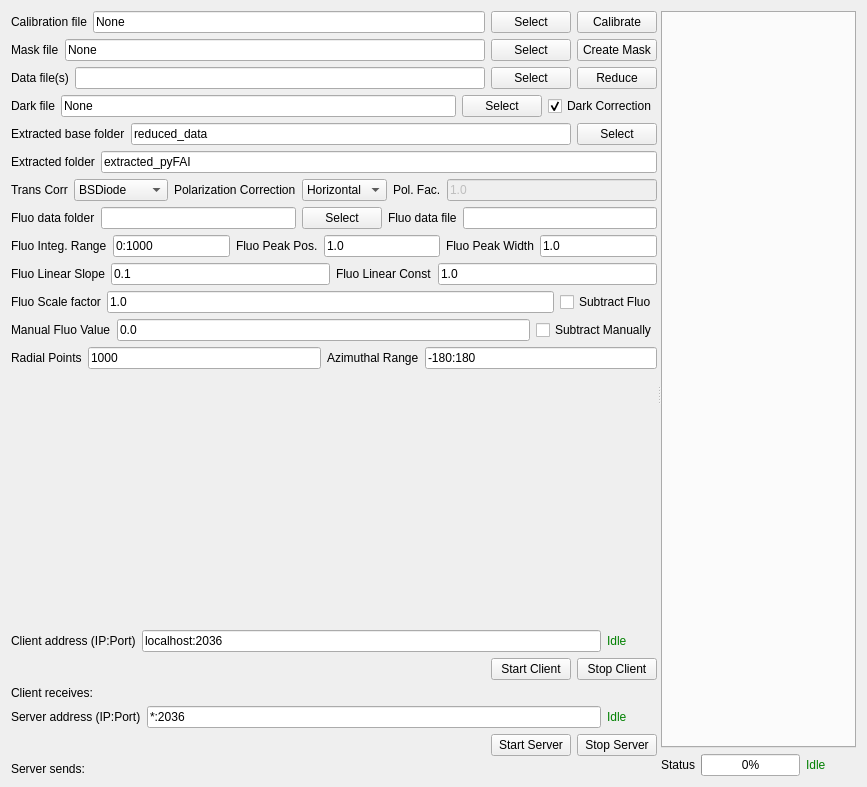
The window that UI_Forms/Data_Reduction_Client.ui (chemmatcars/XAnoS) describes before a commit, drawn with Qt 5.
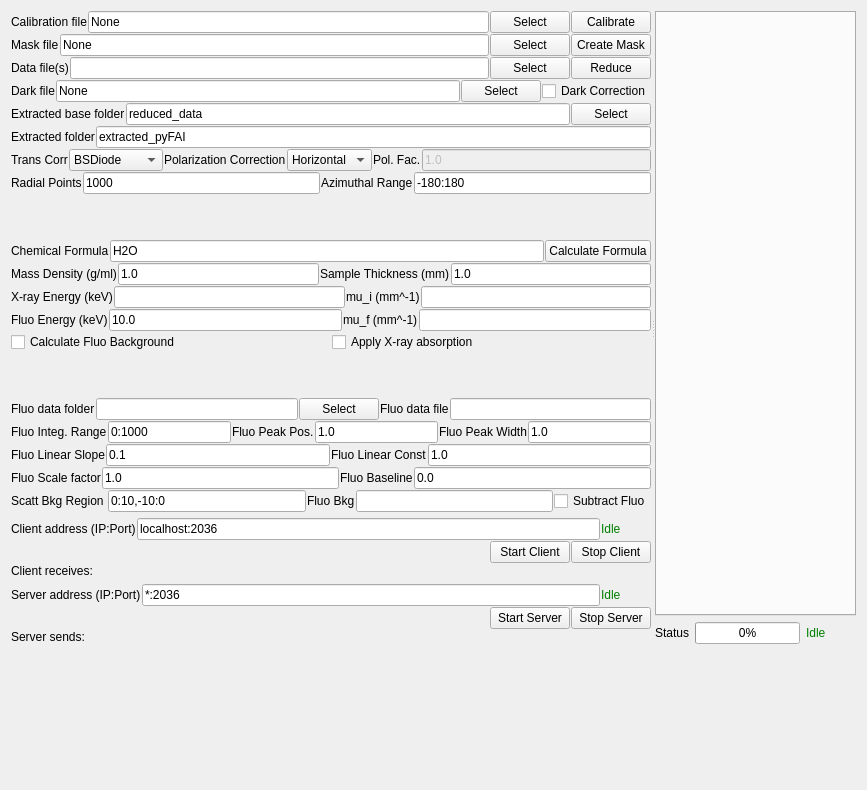
The same window after the commit.

Commit message: Added the absorption correction from sample

The edit to the form file:
```diff
--- a/UI_Forms/Data_Reduction_Client.ui
+++ b/UI_Forms/Data_Reduction_Client.ui
@@ -7,20 +7,25 @@
     <x>0</x>
     <y>0</y>
     <width>867</width>
-    <height>787</height>
+    <height>790</height>
    </rect>
   </property>
   <property name="windowTitle">
    <string>Form</string>
   </property>
-  <layout class="QVBoxLayout" name="verticalLayout_5">
+  <layout class="QVBoxLayout" name="verticalLayout_8">
    <item>
     <widget class="QSplitter" name="splitter">
      <property name="orientation">
       <enum>Qt::Horizontal</enum>
      </property>
-     <widget class="QWidget" name="">
-      <layout class="QVBoxLayout" name="verticalLayout_4">
+     <widget class="QWidget" name="layoutWidget">
+      <layout class="QVBoxLayout" name="verticalLayout_7">
+       <item>
+        <layout class="QVBoxLayout" name="verticalLayout_6">
+         <property name="spacing">
+          <number>1</number>
+         </property>
        <item>
         <layout class="QHBoxLayout" name="horizontalLayout_4">
          <item>
@@ -138,11 +143,14 @@
          </item>
          <item>
           <widget class="QCheckBox" name="darkCheckBox">
+             <property name="enabled">
+              <bool>true</bool>
+             </property>
            <property name="text">
             <string>Dark Correction</string>
            </property>
            <property name="checked">
-            <bool>true</bool>
+              <bool>false</bool>
            </property>
           </widget>
          </item>
@@ -285,6 +293,205 @@
         </layout>
        </item>
        <item>
+          <layout class="QHBoxLayout" name="horizontalLayout_8">
+           <item>
+            <widget class="QLabel" name="radialPointsLabel">
+             <property name="text">
+              <string>Radial Points</string>
+             </property>
+            </widget>
+           </item>
+           <item>
+            <widget class="QLineEdit" name="radialPointsLineEdit">
+             <property name="text">
+              <string>1000</string>
+             </property>
+            </widget>
+           </item>
+           <item>
+            <widget class="QLabel" name="azimuthalRangeLabel">
+             <property name="text">
+              <string>Azimuthal Range</string>
+             </property>
+            </widget>
+           </item>
+           <item>
+            <widget class="QLineEdit" name="azimuthalRangeLineEdit">
+             <property name="text">
+              <string>-180:180</string>
+             </property>
+            </widget>
+           </item>
+          </layout>
+         </item>
+        </layout>
+       </item>
+       <item>
+        <spacer name="verticalSpacer">
+         <property name="orientation">
+          <enum>Qt::Vertical</enum>
+         </property>
+         <property name="sizeHint" stdset="0">
+          <size>
+           <width>20</width>
+           <height>40</height>
+          </size>
+         </property>
+        </spacer>
+       </item>
+       <item>
+        <layout class="QVBoxLayout" name="verticalLayout_4">
+         <property name="spacing">
+          <number>1</number>
+         </property>
+         <item>
+          <layout class="QHBoxLayout" name="horizontalLayout_19">
+           <item>
+            <widget class="QLabel" name="chemFormulaLabel">
+             <property name="text">
+              <string>Chemical Formula</string>
+             </property>
+            </widget>
+           </item>
+           <item>
+            <widget class="QLineEdit" name="chemFormulaLineEdit">
+             <property name="text">
+              <string>H2O</string>
+             </property>
+            </widget>
+           </item>
+           <item>
+            <widget class="QPushButton" name="calcFormulaPushButton">
+             <property name="text">
+              <string>Calculate Formula</string>
+             </property>
+            </widget>
+           </item>
+          </layout>
+         </item>
+         <item>
+          <layout class="QHBoxLayout" name="horizontalLayout_16">
+           <item>
+            <widget class="QLabel" name="massDensityLabel">
+             <property name="text">
+              <string>Mass Density (g/ml)</string>
+             </property>
+            </widget>
+           </item>
+           <item>
+            <widget class="QLineEdit" name="massDensityLineEdit">
+             <property name="text">
+              <string>1.0</string>
+             </property>
+            </widget>
+           </item>
+           <item>
+            <widget class="QLabel" name="thicknessLabel">
+             <property name="text">
+              <string>Sample Thickness (mm)</string>
+             </property>
+            </widget>
+           </item>
+           <item>
+            <widget class="QLineEdit" name="thicknessLineEdit">
+             <property name="text">
+              <string>1.0</string>
+             </property>
+            </widget>
+           </item>
+          </layout>
+         </item>
+         <item>
+          <layout class="QHBoxLayout" name="horizontalLayout_21">
+           <item>
+            <widget class="QLabel" name="xrayEnergyLabel">
+             <property name="text">
+              <string>X-ray Energy (keV)</string>
+             </property>
+            </widget>
+           </item>
+           <item>
+            <widget class="QLineEdit" name="xrayEnergyLineEdit"/>
+           </item>
+           <item>
+            <widget class="QLabel" name="mu_i_Label">
+             <property name="text">
+              <string>mu_i (mm^-1)</string>
+             </property>
+            </widget>
+           </item>
+           <item>
+            <widget class="QLineEdit" name="mu_i_LineEdit"/>
+           </item>
+          </layout>
+         </item>
+         <item>
+          <layout class="QHBoxLayout" name="horizontalLayout_22">
+           <item>
+            <widget class="QLabel" name="fluoEnergyLabel">
+             <property name="text">
+              <string>Fluo Energy (keV)</string>
+             </property>
+            </widget>
+           </item>
+           <item>
+            <widget class="QLineEdit" name="fluoEnergyLineEdit">
+             <property name="text">
+              <string>10.0</string>
+             </property>
+            </widget>
+           </item>
+           <item>
+            <widget class="QLabel" name="mu_f_Label">
+             <property name="text">
+              <string>mu_f (mm^-1)</string>
+             </property>
+            </widget>
+           </item>
+           <item>
+            <widget class="QLineEdit" name="mu_f_LineEdit"/>
+           </item>
+          </layout>
+         </item>
+         <item>
+          <layout class="QHBoxLayout" name="horizontalLayout_23">
+           <item>
+            <widget class="QCheckBox" name="calcFluoBackCheckBox">
+             <property name="text">
+              <string>Calculate Fluo Background</string>
+             </property>
+            </widget>
+           </item>
+           <item>
+            <widget class="QCheckBox" name="applyXAbsCheckBox">
+             <property name="text">
+              <string>Apply X-ray absorption</string>
+             </property>
+            </widget>
+           </item>
+          </layout>
+         </item>
+        </layout>
+       </item>
+       <item>
+        <spacer name="verticalSpacer_3">
+         <property name="orientation">
+          <enum>Qt::Vertical</enum>
+         </property>
+         <property name="sizeHint" stdset="0">
+          <size>
+           <width>20</width>
+           <height>40</height>
+          </size>
+         </property>
+        </spacer>
+       </item>
+       <item>
+        <layout class="QVBoxLayout" name="verticalLayout_5">
+         <property name="spacing">
+          <number>1</number>
+         </property>
+         <item>
         <layout class="QHBoxLayout" name="horizontalLayout_14">
          <item>
           <widget class="QLabel" name="flDataFolderLabel">
@@ -394,7 +601,7 @@
         </layout>
        </item>
        <item>
-        <layout class="QHBoxLayout" name="horizontalLayout_17">
+          <layout class="QHBoxLayout" name="horizontalLayout_20">
          <item>
           <widget class="QLabel" name="flScaleFactorLabel">
            <property name="text">
@@ -410,6 +617,48 @@
           </widget>
          </item>
          <item>
+            <widget class="QLabel" name="flBaselineLabel">
+             <property name="text">
+              <string>Fluo Baseline</string>
+             </property>
+            </widget>
+           </item>
+           <item>
+            <widget class="QLineEdit" name="flBaselineLineEdit">
+             <property name="text">
+              <string>0.0</string>
+             </property>
+            </widget>
+           </item>
+          </layout>
+         </item>
+         <item>
+          <layout class="QHBoxLayout" name="horizontalLayout_17">
+           <item>
+            <widget class="QLabel" name="scattBkgRegionLabel">
+             <property name="text">
+              <string>Scatt Bkg Region </string>
+             </property>
+            </widget>
+           </item>
+           <item>
+            <widget class="QLineEdit" name="scattBkgRegionLineEdit">
+             <property name="text">
+              <string>0:10,-10:0</string>
+             </property>
+            </widget>
+           </item>
+           <item>
+            <widget class="QLabel" name="flBkgLabel">
+             <property name="text">
+              <string>Fluo Bkg</string>
+             </property>
+            </widget>
+           </item>
+           <item>
+            <widget class="QLineEdit" name="flBkgLineEdit"/>
+           </item>
+           <item>
           <widget class="QCheckBox" name="subFlCheckBox">
            <property name="text">
             <string>Subtract Fluo</string>
@@ -418,78 +667,13 @@
          </item>
         </layout>
        </item>
-       <item>
-        <layout class="QHBoxLayout" name="horizontalLayout_16">
-         <item>
-          <widget class="QLabel" name="manualFlValueLabel">
-           <property name="text">
-            <string>Manual Fluo Value</string>
-           </property>
-          </widget>
-         </item>
-         <item>
-          <widget class="QLineEdit" name="manualFlValueLineEdit">
-           <property name="text">
-            <string>0.0</string>
-           </property>
-          </widget>
-         </item>
-         <item>
-          <widget class="QCheckBox" name="manualFlSubCheckBox">
-           <property name="text">
-            <string>Subtract Manually</string>
-           </property>
-          </widget>
-         </item>
         </layout>
        </item>
-       <item>
-        <layout class="QHBoxLayout" name="horizontalLayout_8">
-         <item>
-          <widget class="QLabel" name="radialPointsLabel">
-           <property name="text">
-            <string>Radial Points</string>
-           </property>
-          </widget>
-         </item>
-         <item>
-          <widget class="QLineEdit" name="radialPointsLineEdit">
-           <property name="text">
-            <string>1000</string>
-           </property>
-          </widget>
-         </item>
-         <item>
-          <widget class="QLabel" name="azimuthalRangeLabel">
-           <property name="text">
-            <string>Azimuthal Range</string>
-           </property>
-          </widget>
-         </item>
-         <item>
-          <widget class="QLineEdit" name="azimuthalRangeLineEdit">
-           <property name="text">
-            <string>-180:180</string>
-           </property>
-          </widget>
-         </item>
-        </layout>
-       </item>
-       <item>
-        <spacer name="verticalSpacer">
-         <property name="orientation">
-          <enum>Qt::Vertical</enum>
-         </property>
-         <property name="sizeHint" stdset="0">
-          <size>
-           <width>20</width>
-           <height>40</height>
-          </size>
-         </property>
-        </spacer>
-       </item>
        <item>
         <layout class="QVBoxLayout" name="verticalLayout_2">
+         <property name="spacing">
+          <number>1</number>
+         </property>
          <item>
           <layout class="QHBoxLayout" name="horizontalLayout_9">
            <item>
@@ -581,6 +765,9 @@
        </item>
        <item>
         <layout class="QVBoxLayout" name="verticalLayout_3">
+         <property name="spacing">
+          <number>1</number>
+         </property>
          <item>
           <layout class="QHBoxLayout" name="horizontalLayout_11">
            <item>
@@ -713,6 +900,19 @@
      </widget>
     </widget>
    </item>
+   <item>
+    <spacer name="verticalSpacer_2">
+     <property name="orientation">
+      <enum>Qt::Vertical</enum>
+     </property>
+     <property name="sizeHint" stdset="0">
+      <size>
+       <width>20</width>
+       <height>40</height>
+      </size>
+     </property>
+    </spacer>
+   </item>
   </layout>
  </widget>
  <resources/>
```
Lines whose indentation alone changed are shown as unchanged. The commit also changes 4 other files.
